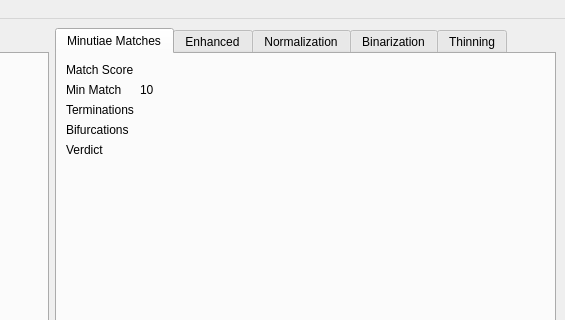
First picture: the form in Algorithms/GUI/AlgorithmExamination.ui, repository Mini-Sylar/Fingerprint-Matching-System, before the edit; both pictures show x 462 to 1027 and y 0 to 320 of the 1027 by 619 pixel window.
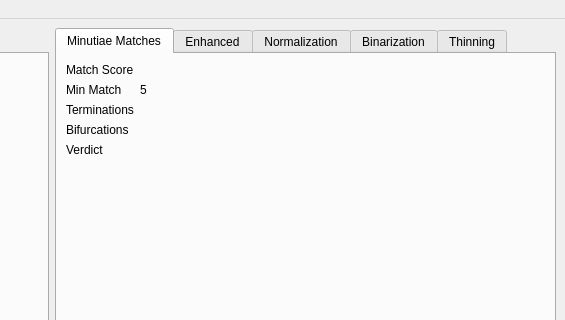
Second picture: the form after the edit. The open tabs and pages were chosen to show the change.

Commit message: Updated UI to use max space for gaussian scale space

What changed in the file:
```diff
--- a/Algorithms/GUI/AlgorithmExamination.ui
+++ b/Algorithms/GUI/AlgorithmExamination.ui
@@ -256,7 +256,7 @@
             <item row="1" column="1">
              <widget class="QLabel" name="minutiae_min_match">
               <property name="text">
-               <string>10</string>
+               <string>5</string>
               </property>
              </widget>
             </item>
```
Left out of the diff: 4 changed lines with no effect on the pictures. The commit also changes 1 other file.
